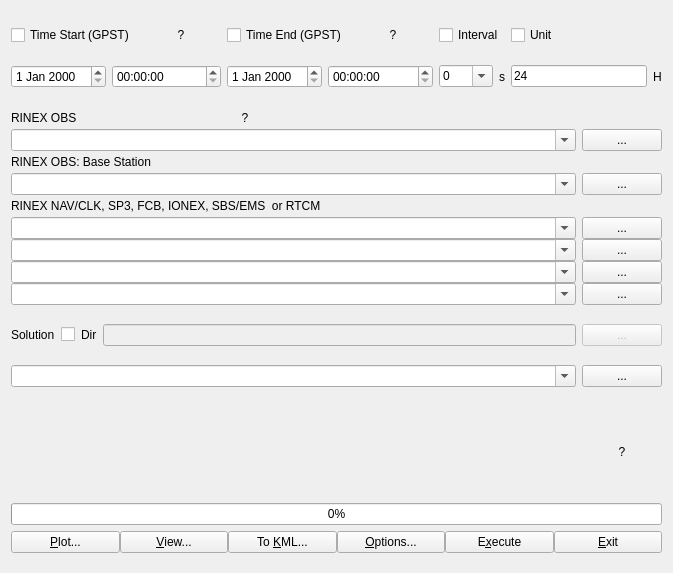
First picture: the form in app/rtkpost_qt/postmain.ui, repository tomojitakasu/RTKLIB, before the edit.
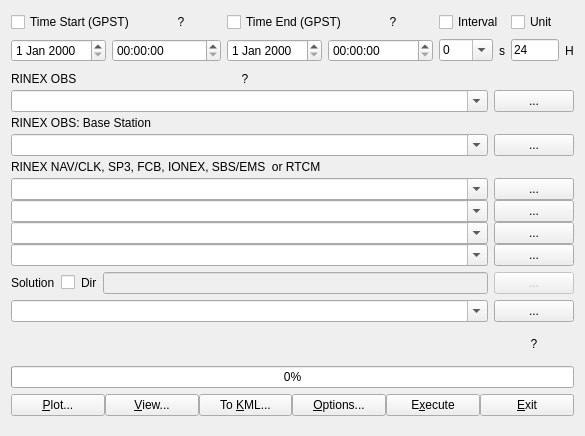
Second picture: the form after the edit. Icons and pictures are not drawn.

```diff
--- a/app/rtkpost_qt/postmain.ui
+++ b/app/rtkpost_qt/postmain.ui
@@ -6,8 +6,8 @@
    <rect>
     <x>0</x>
     <y>0</y>
-    <width>673</width>
-    <height>573</height>
+    <width>532</width>
+    <height>436</height>
    </rect>
   </property>
   <property name="windowTitle">
@@ -163,9 +163,6 @@
            <property name="toolTip">
             <string/>
            </property>
-           <property name="text" stdset="0">
-            <string>01.01.00</string>
-           </property>
           </widget>
          </item>
          <item row="1" column="1" colspan="2">
@@ -176,9 +173,6 @@
            <property name="toolTip">
             <string/>
            </property>
-           <property name="text" stdset="0">
-            <string>00:00</string>
-           </property>
           </widget>
          </item>
          <item row="1" column="3">
@@ -189,9 +183,6 @@
            <property name="toolTip">
             <string/>
            </property>
-           <property name="text" stdset="0">
-            <string>01.01.00</string>
-           </property>
           </widget>
          </item>
          <item row="1" column="4" colspan="2">
@@ -202,9 +193,6 @@
            <property name="toolTip">
             <string/>
            </property>
-           <property name="text" stdset="0">
-            <string>00:00</string>
-           </property>
           </widget>
          </item>
          <item row="1" column="6">
```
Left out of the diff: 24 changed lines with no effect on the pictures.
